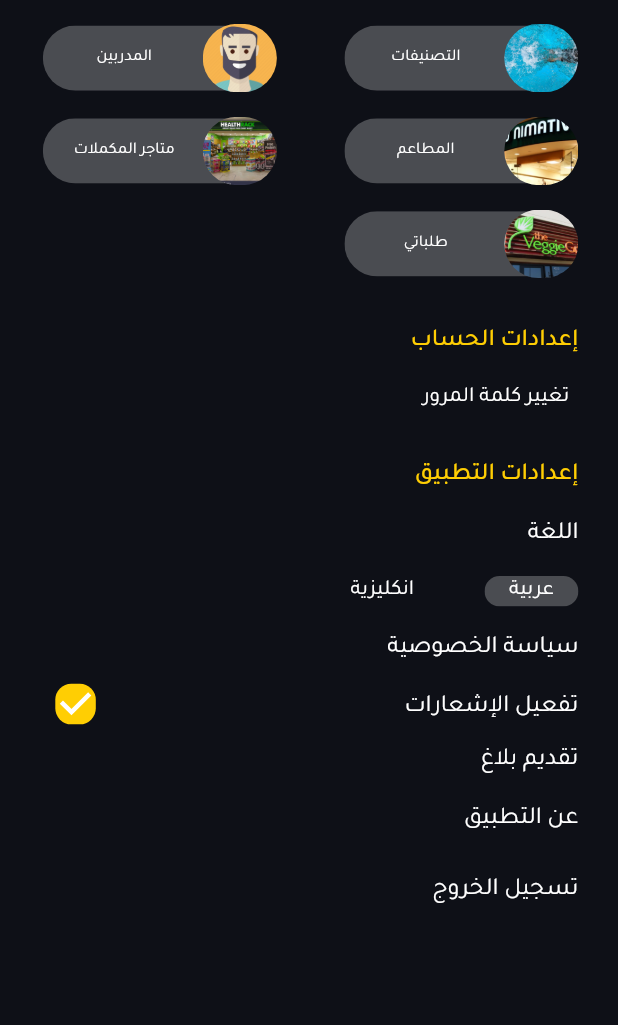
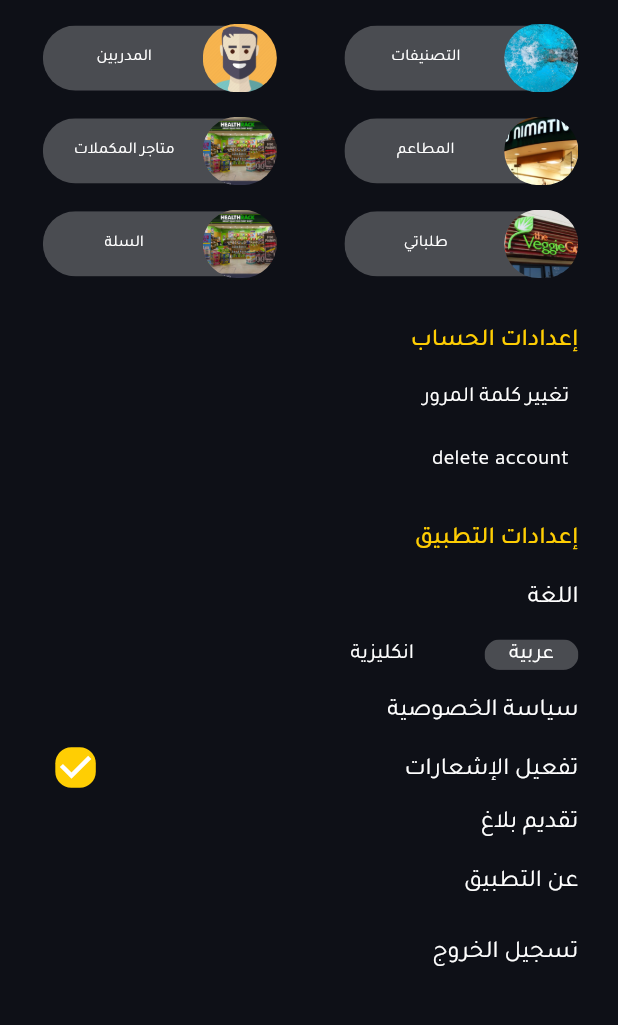
Before and after one commit to esraaabdrabo/trainee, a Flutter app: the MoreScreen screen opened directly, on a phone screen of 412 x 824 dp, the part 119-1144 px from its top. Run offline on Flutter 3.47's test engine with Material 3 defaults, Android fonts, the phone set to English and light mode, and no system bars; our stand-ins replace after_layout, animated_theme_switcher, bloc, cached_network_image, carousel_slider, cloud_firestore and 35 more; missing offline and left inert: agora_rtm, agora_uikit, flutter_callkit_incoming, flutter_device_type, flutter_share, unicode_moyasar; accounts and stored records are empty; generated files the repository leaves out were written again; network calls fail; statements that could not run were skipped.

Commit message:
+MoreScreenDeleteAccountButton

```diff
--- a/lib/features/home/presentation/screen/more_screen_content.dart
+++ b/lib/features/home/presentation/screen/more_screen_content.dart
@@ -7,6 +7,7 @@ import 'package:upgrade_traine_project/features/home/presentation/screen/more_sc
 import 'package:upgrade_traine_project/features/home/presentation/screen/more_screen/privacy_policy/privacy_policy_screen.dart';
 import 'package:upgrade_traine_project/features/home/presentation/state_m/bloc/more_cubit.dart';
 import 'package:upgrade_traine_project/features/home/presentation/state_m/bloc/more_state.dart';
+import 'package:upgrade_traine_project/features/home/presentation/widget/more/account_setting/section.dart';
 import 'package:upgrade_traine_project/features/home/presentation/widget/more/sections.dart';
 import '../../../../core/common/app_colors.dart';
 import '../../../../core/common/style/gaps.dart';
@@ -45,28 +46,8 @@ class _MoreScreenContentState extends State<MoreScreenContent> {
             TitleWidget(title: Translation.of(context).goto),
             Gaps.vGap16,
             const MoreScreenSections(),
-            Gaps.vGap30,
-            TitleWidget(
-              title: Translation.of(context).account_settings,
-            ),
-            Gaps.vGap10,
-            GestureDetector(
-              behavior: HitTestBehavior.opaque,
-              onTap: () {
-                Nav.to(ChangePasswordScreen.routeName, context: context);
-              },
-              child: Padding(
-                padding: EdgeInsets.all(6.h),
-                child: CustomText(
-                  text: Translation.of(context).change_password,
-                  fontSize: AppConstants.textSize14,
-                ),
-              ),
-            ),
-            Gaps.vGap24,
-            TitleWidget(
-              title: Translation.of(context).app_settings,
-            ),
+            const AccountSettingWidget(),
+            TitleWidget(title: Translation.of(context).app_settings),
             Gaps.vGap16,
             _buildAppSettingsWidget(),
             Gaps.vGap30,
--- /dev/null
+++ b/lib/features/home/presentation/widget/more/account_setting/change_password.dart
@@ -0,0 +1,26 @@
+import 'package:flutter/material.dart';
+import 'package:flutter_screenutil/flutter_screenutil.dart';
+import 'package:upgrade_traine_project/core/constants/app/app_constants.dart';
+import 'package:upgrade_traine_project/core/localization/language_helper.dart';
+import 'package:upgrade_traine_project/core/navigation/nav.dart';
+import 'package:upgrade_traine_project/core/ui/widgets/custom_text.dart';
+import 'package:upgrade_traine_project/features/account/presentation/screen/change_password_screen.dart';
+
+class MoreScreenChangePasswordButton extends StatelessWidget {
+  const MoreScreenChangePasswordButton({super.key});
+
+  @override
+  Widget build(BuildContext context) {
+    return GestureDetector(
+      behavior: HitTestBehavior.opaque,
+      onTap: () => Nav.to(ChangePasswordScreen.routeName, context: context),
+      child: Padding(
+        padding: EdgeInsets.all(6.h),
+        child: CustomText(
+          text: LanguageHelper.tr(context).change_password,
+          fontSize: AppConstants.textSize14,
+        ),
+      ),
+    );
+  }
+}
--- /dev/null
+++ b/lib/features/home/presentation/widget/more/account_setting/delete_account.dart
@@ -0,0 +1,48 @@
+import 'package:flutter/material.dart';
+import 'package:flutter_screenutil/flutter_screenutil.dart';
+import 'package:upgrade_traine_project/core/common/app_colors.dart';
+import 'package:upgrade_traine_project/core/constants/app/app_constants.dart';
+import 'package:upgrade_traine_project/core/localization/language_helper.dart';
+import 'package:upgrade_traine_project/core/navigation/nav.dart';
+import 'package:upgrade_traine_project/core/ui/widgets/custom_text.dart';
+import 'package:upgrade_traine_project/features/account/presentation/screen/change_password_screen.dart';
+import 'package:upgrade_traine_project/features/account/presentation/widget/custom_button_widget.dart';
+
+class MoreScreenDeleteAccountButton extends StatelessWidget {
+  const MoreScreenDeleteAccountButton({super.key});
+
+  @override
+  Widget build(BuildContext context) {
+    return GestureDetector(
+      behavior: HitTestBehavior.opaque,
+      onTap: () {
+        showDialog(
+            context: context,
+            builder: (context) => AlertDialog(
+                  content: Text(
+                    "delete account",
+                    style: TextStyle(color: AppColors.black_text),
+                  ),
+                  actions: [
+                    CustomButton(
+                        text: "yes",
+                        onPressed: () {},
+                        textColor: AppColors.red),
+                    CustomButton(
+                      text: "no",
+                      onPressed: () {},
+                      textColor: AppColors.black_text,
+                    )
+                  ],
+                ));
+      },
+      child: Padding(
+        padding: EdgeInsets.all(6.h),
+        child: CustomText(
+          text: "delete account", //LanguageHelper.tr(context).delete,
+          fontSize: AppConstants.textSize14,
+        ),
+      ),
+    );
+  }
+}
--- /dev/null
+++ b/lib/features/home/presentation/widget/more/account_setting/section.dart
@@ -0,0 +1,28 @@
+import 'package:flutter/material.dart';
+import 'package:upgrade_traine_project/core/common/style/gaps.dart';
+import 'package:upgrade_traine_project/core/localization/language_helper.dart';
+import 'package:upgrade_traine_project/core/ui/widgets/title_widget.dart';
+import 'package:upgrade_traine_project/features/home/presentation/widget/more/account_setting/change_password.dart';
+import 'package:upgrade_traine_project/features/home/presentation/widget/more/account_setting/delete_account.dart';
+
+class AccountSettingWidget extends StatelessWidget {
+  const AccountSettingWidget({
+    super.key,
+  });
+
+  @override
+  Widget build(BuildContext context) {
+    return Column(
+      crossAxisAlignment: CrossAxisAlignment.start,
+      children: [
+        Gaps.vGap30,
+        TitleWidget(title: LanguageHelper.tr(context).account_settings),
+        Gaps.vGap10,
+        const MoreScreenChangePasswordButton(),
+        Gaps.vGap10,
+        const MoreScreenDeleteAccountButton(),
+        Gaps.vGap24
+      ],
+    );
+  }
+}
--- a/lib/features/home/presentation/widget/more/chip.dart
+++ b/lib/features/home/presentation/widget/more/chip.dart
@@ -32,21 +32,39 @@ class _CustomChipWidgetState extends State<CustomChipWidget> {
     }
     return GestureDetector(
       onTap: () => widget.onPressed(),
-      child: Container(
+      child: SizedBox(
         width: 143.w,
         height: 45.h,
         child: Stack(
           children: [
-            Positioned.fill(
+            _Title(title: widget.title),
+            _Image(
+              rightPosition: rightPosition,
+              leftPosition: leftPosition,
+              path: widget.imgPath,
+            )
+          ],
+        ),
+      ),
+    );
+  }
+}
+
+class _Title extends StatelessWidget {
+  const _Title({required this.title});
+
+  final String title;
+
+  @override
+  Widget build(BuildContext context) {
+    return Positioned.fill(
       child: Padding(
         padding: EdgeInsets.all(1.w),
         child: BlurWidget(
           borderRadius: AppConstants.borderRadius32,
           child: Row(
             children: [
-                      const Spacer(
-                        flex: 4
-                      ),
+              const Spacer(flex: 4),
               Expanded(
                 flex: 5,
                 child: SizedBox(
@@ -56,37 +74,46 @@ class _CustomChipWidgetState extends State<CustomChipWidget> {
                     fit: BoxFit.contain,
                     child: CustomText(
                       textAlign: TextAlign.center,
-                              text: widget.title,
+                      text: title,
                       fontSize: AppConstants.textSize14,
                     ),
                   ),
                 ),
               ),
-                      const Spacer(
-                        flex: 1
-                      ),
+              const Spacer(flex: 1),
             ],
           ),
         ),
       ),
-            ),
-            Positioned(
+    );
+  }
+}
+
+class _Image extends StatelessWidget {
+  const _Image({
+    required this.rightPosition,
+    required this.leftPosition,
+    required this.path,
+  });
+
+  final double? rightPosition;
+  final double? leftPosition;
+  final String path;
+
+  @override
+  Widget build(BuildContext context) {
+    return Positioned(
       right: rightPosition,
       left: leftPosition,
       child: ClipRRect(
-                borderRadius:
-                    BorderRadius.circular(AppConstants.borderRadius32),
+        borderRadius: BorderRadius.circular(AppConstants.borderRadius32),
         child: Image.asset(
-                  widget.imgPath,
+          path,
           height: 45.h,
           width: 45.w,
           fit: BoxFit.cover,
         ),
       ),
-            )
-          ],
-        ),
-      ),
     );
   }
 }
--- a/lib/features/home/presentation/widget/more/sections.dart
+++ b/lib/features/home/presentation/widget/more/sections.dart
@@ -20,11 +20,14 @@ class MoreScreenSections extends StatelessWidget {
       spacing: 40.w,
       runSpacing: 16.h,
       children: List.generate(
-            5,
+        6,
         (index) => CustomChipWidget(
           imgPath: _getIcon(index),
           onPressed: _getOnPress(index, context),
-                title: _getTitle(context, index))));
+          title: _getTitle(context, index),
+        ),
+      ),
+    );
   }
 
   String _getTitle(BuildContext context, int index) {
```
Lines whose indentation alone changed are shown as unchanged.
